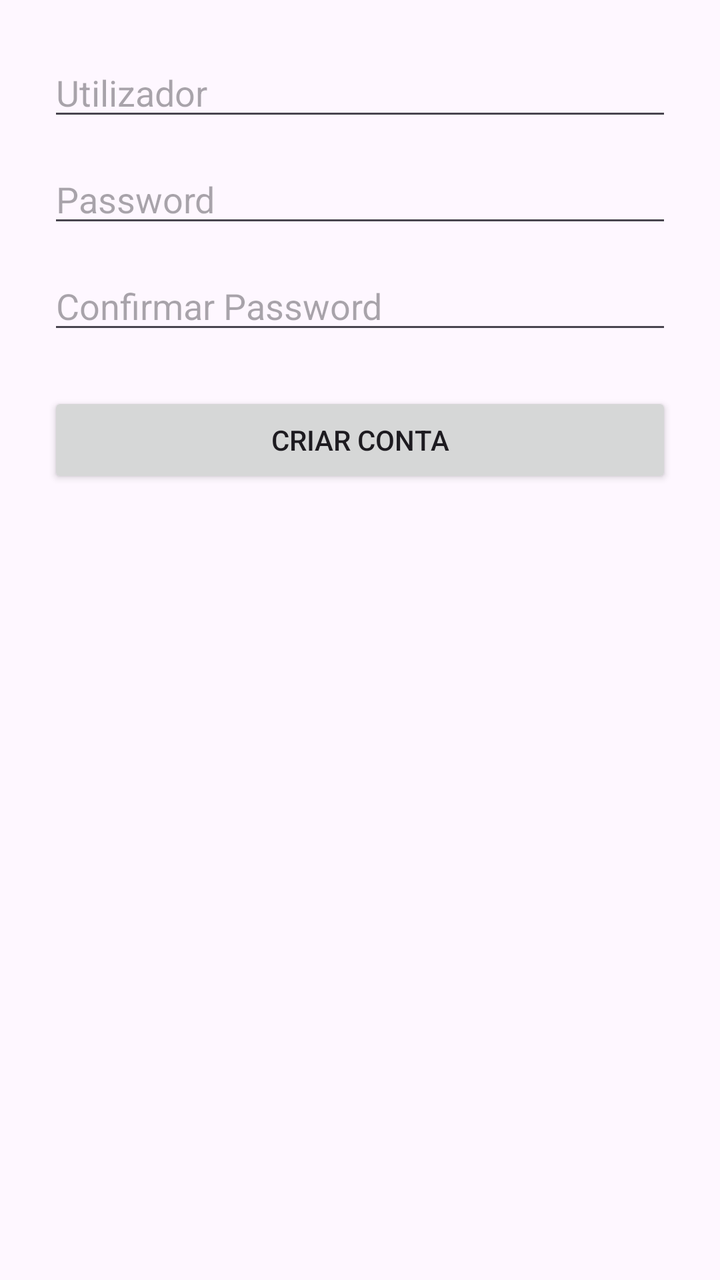
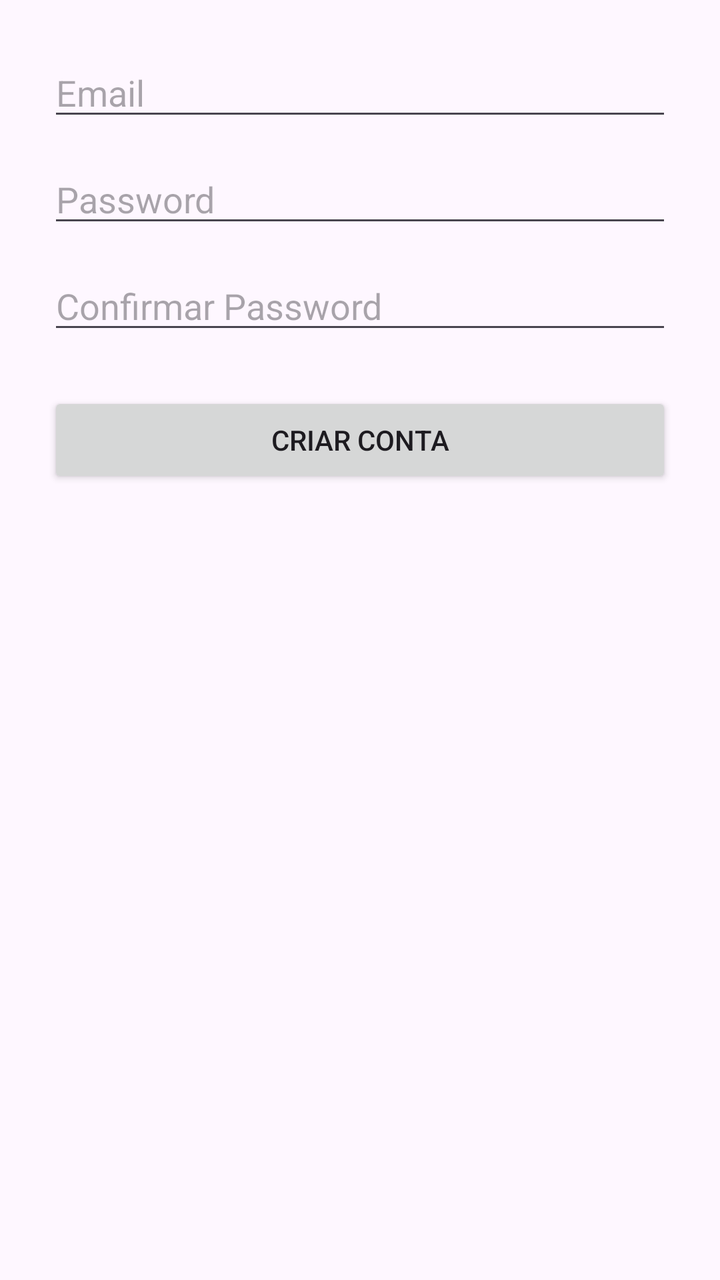

Compare the two renders of this Android layout. The source of the first and the diff that turns it into the second are given below.
<!-- AndroidManifest.xml: application theme Theme.TarefasAPI -->
<!-- res/layout/activity_register.xml -->
<?xml version="1.0" encoding="utf-8"?>
<LinearLayout xmlns:android="http://schemas.android.com/apk/res/android"
    android:layout_width="match_parent"
    android:layout_height="match_parent"
    android:orientation="vertical"
    android:padding="24dp">

    
    <EditText
        android:id="@+id/edtRegisterUsername"
        android:layout_width="match_parent"
        android:layout_height="wrap_content"
        android:hint="Utilizador" />

    
    <EditText
        android:id="@+id/edtRegisterPassword"
        android:layout_width="match_parent"
        android:layout_height="wrap_content"
        android:hint="Password"
        android:inputType="textPassword"
        android:layout_marginTop="12dp" />

    
    <EditText
        android:id="@+id/edtRegisterConfirm"
        android:layout_width="match_parent"
        android:layout_height="wrap_content"
        android:hint="Confirmar Password"
        android:inputType="textPassword"
        android:layout_marginTop="12dp" />

    
    <Button
        android:id="@+id/btnCreateAccount"
        android:layout_width="match_parent"
        android:layout_height="wrap_content"
        android:text="Criar Conta"
        android:layout_marginTop="24dp" />

</LinearLayout>
<!-- resources referenced by this layout -->
<resources>
  <style name="Theme.TarefasAPI" parent="Base.Theme.TarefasAPI" />
  <style name="Base.Theme.TarefasAPI" parent="Theme.Material3.DayNight.NoActionBar">
          
          
      </style>
</resources>

<!-- the commit's change to res/layout/activity_register.xml (unified diff, before → after) -->
@@ -10,7 +10,7 @@
         android:id="@+id/edtRegisterUsername"
         android:layout_width="match_parent"
         android:layout_height="wrap_content"
-        android:hint="Utilizador" />
+        android:hint="Email" />
 
     
     <EditText
